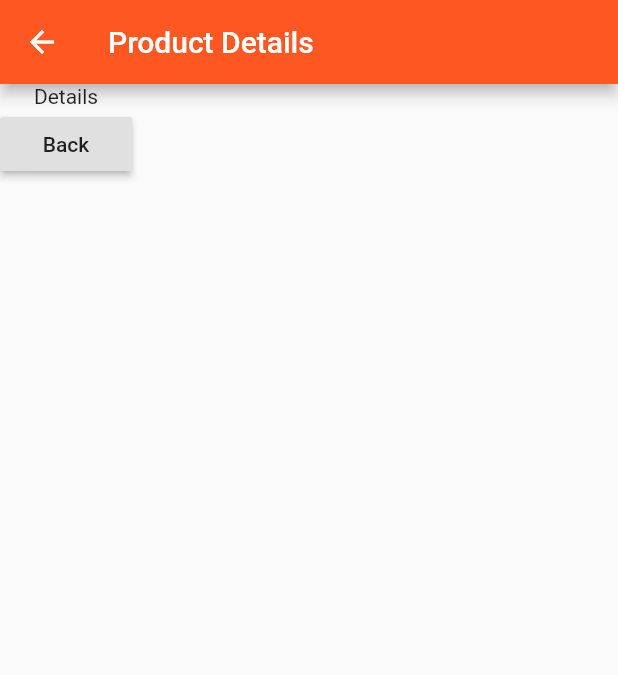
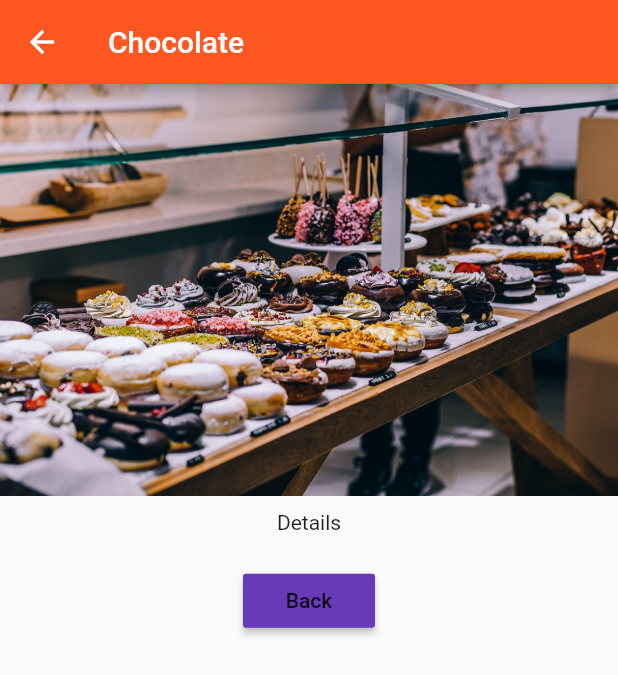
Before and after one commit to kinny94/flutter, a Flutter app: the screen it shows after launch, after a tap on "Add Product", after a tap on "Details", on a phone screen of 412 x 824 dp. Shown: the top 675 px of the screen. Run offline on Flutter 3.47's test engine with Material 2 defaults, Android fonts, the light colour scheme and no system bars.

Commit message:
more structured and using maps

```diff
--- a/first_app/lib/pages/product.dart
+++ b/first_app/lib/pages/product.dart
@@ -3,19 +3,34 @@ import 'package:flutter/material.dart';
 import 'package:first_app/product_manager.dart';
 
 class ProductPage extends StatelessWidget {
+
+  final String title;
+  final String imageUrl;
+
+  ProductPage(this.title, this.imageUrl);
+
   @override
   Widget build(BuildContext context) {
     // TODO: implement build
     return Scaffold(
       appBar: AppBar(
-        title: Text('Product Details'),
+        title: Text(this.title),
       ),
       body: Column(
+        crossAxisAlignment: CrossAxisAlignment.center,
         children: <Widget>[
-          Text('Details'),
-          RaisedButton(
-            child: Text('Back'),
-            onPressed: () => Navigator.pop(context),
+          Image.asset(this.imageUrl),
+          Container(
+            padding: EdgeInsets.all(10.0),
+            child: Text('Details'),
+          ),
+          Container(
+            padding: EdgeInsets.all(10.0),
+            child: RaisedButton(
+              color: Theme.of(context).accentColor,
+              child: Text('Back'),
+              onPressed: () => Navigator.pop(context),
+            ),
           )
         ],
       ),
--- a/first_app/lib/product_control.dart
+++ b/first_app/lib/product_control.dart
@@ -12,7 +12,10 @@ class ProductControl extends StatelessWidget {
     return  RaisedButton(
       color: Theme.of(context).primaryColor,
       onPressed: () {
-        addProduct('Sweets');
+        addProduct({
+          'title': 'Chocolate',
+          'imageUrl': 'assets/food.jpg'
+        });
       },
       child: Text('Add Product'),
     );
--- a/first_app/lib/product_manager.dart
+++ b/first_app/lib/product_manager.dart
@@ -5,7 +5,7 @@ import 'package:first_app/product_control.dart';
 
 class ProductManager extends StatefulWidget {
 
-  final String startingProduct; // final cause its technically a seperated class. only state class below you can avoid final
+  final Map<String, String> startingProduct; // final cause its technically a seperated class. only state class below you can avoid final
 
   ProductManager({this.startingProduct});
 
@@ -16,7 +16,7 @@ class ProductManager extends StatefulWidget {
 
 class _ProductManagerState extends State<ProductManager> {
 
-  List<String> _products = [];
+  List<Map<String, String>> _products = [];
 
   @override
   void initState() {
@@ -32,7 +32,7 @@ class _ProductManagerState extends State<ProductManager> {
     super.didUpdateWidget(oldWidget);
   }
 
-  void _addProduct(String product) {
+  void _addProduct(Map<String, String> product) {
     setState(() {
       _products.add(product);
     });
--- a/first_app/lib/products.dart
+++ b/first_app/lib/products.dart
@@ -2,19 +2,17 @@ import 'package:first_app/pages/product.dart';
 import 'package:flutter/material.dart';
 
 class Products extends StatelessWidget {
-  final List<String>
-      products; // final cause everything needs to be immutable since its a stateless widget.
 
-  Products(
-      [this.products =
-          const []]) {} // equivalent to assigning this.products to products in the constructor - short-hand
+  final List<Map<String, String>> products; // final cause everything needs to be immutable since its a stateless widget.
+
+  Products([this.products = const []]); // equivalent to assigning this.products to products in the constructor - short-hand
 
   Widget _buildProduct(BuildContext context, int index) {
     return Card(
       child: Column(
         children: <Widget>[
-          Image.asset('assets/food.jpg'),
-          Text(products[index]),
+          Image.asset(products[index]['imageUrl']),
+          Text(products[index]['title']),
           ButtonBar(
             alignment: MainAxisAlignment.center,
             children: <Widget>[
@@ -24,7 +22,7 @@ class Products extends StatelessWidget {
                   Navigator.push(
                     context,
                     MaterialPageRoute(
-                      builder: (BuildContext context) => ProductPage()
+                      builder: (BuildContext context) => ProductPage(products[index]['title'], products[index]['imageUrl'])
                     )
                   )
                 },
```
